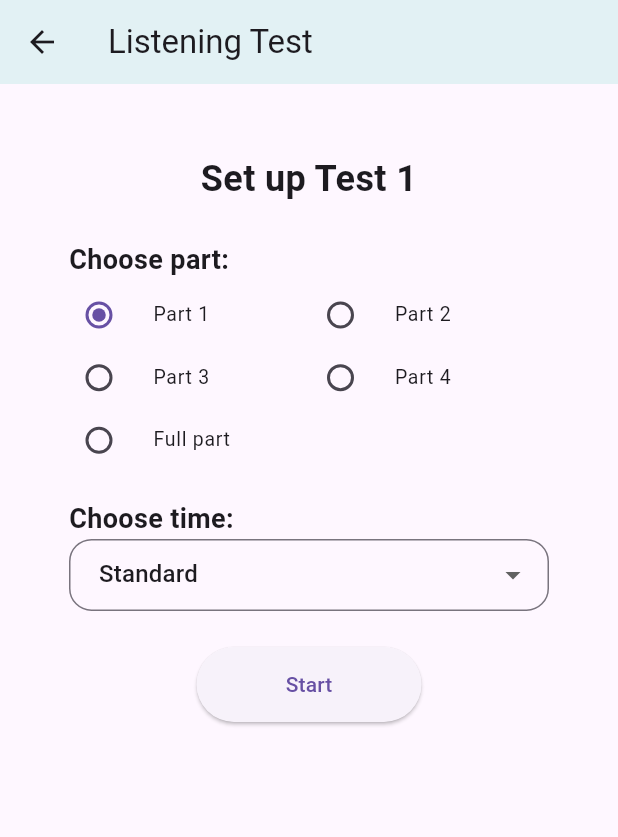
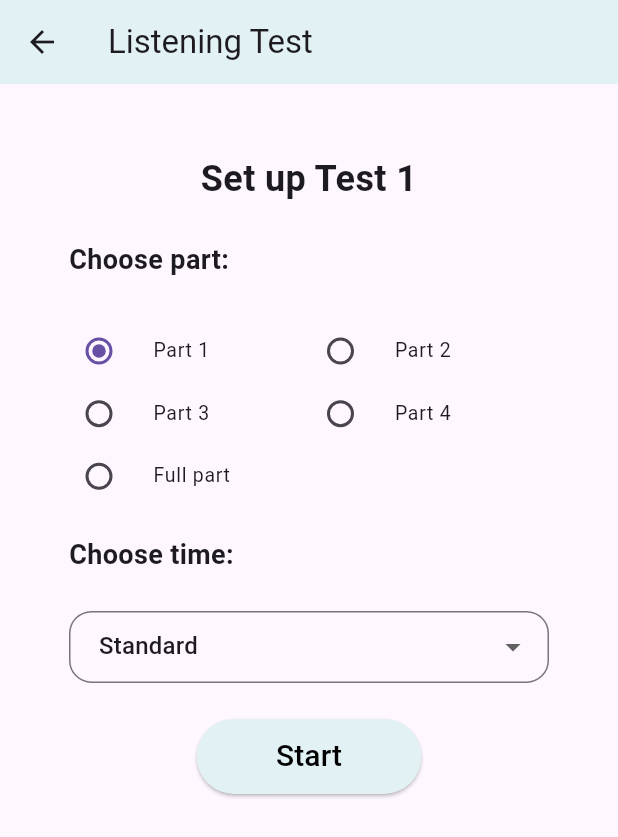
Before and after one commit to huongnguyen213/ielts_practice_flutter_application, a Flutter app: the ListeningListTestPage screen opened directly, after a tap on the "star border" icon, after a tap on "Listening Test 1", on a phone screen of 412 x 824 dp. Shown: the top 837 px of the screen. Run offline on Flutter 3.47's test engine with Material 3 defaults, Android fonts, the phone set to English and light mode, and no system bars; our stand-ins replace audioplayers, bloc, camera, carousel_slider, confetti, equatable and 11 more; missing offline and left inert: flutter_sound; accounts and stored records are empty.

Commit message:
#23 fix style end code

```diff
--- a/lib/page/listening/listening_detail_part3.dart
+++ b/lib/page/listening/listening_detail_part3.dart
@@ -259,7 +259,7 @@ class _Part3PageState extends State<Part3Page> {
                         : userAnswers[index];
                     return ListTile(
                       title: Text(
-                        '${index + 1}: $questionText',
+                        '${index + 1}',
                         style: TextStyle(fontWeight: FontWeight.bold),
                       ),
                       subtitle: Text(answer),
--- a/lib/page/listening/listening_detail_part4.dart
+++ b/lib/page/listening/listening_detail_part4.dart
@@ -265,7 +265,7 @@ class _Part4PageState extends State<Part4Page> {
                         : userAnswers[index];
                     return ListTile(
                       title: Text(
-                        '${index + 1}: $questionText',
+                        '${index + 1}',
                         style: TextStyle(fontWeight: FontWeight.bold),
                       ),
                       subtitle: Text(answer),
--- a/lib/page/listening/listening_list_test.dart
+++ b/lib/page/listening/listening_list_test.dart
@@ -32,24 +32,36 @@ class _ListeningListTestPageState extends State<ListeningListTestPage> {
   Map<String, dynamic>? tests;
   SharedPreferences? _prefs;
   TextEditingController _searchController = TextEditingController();
+  List<String> filteredTestNames = [];
 
   @override
   void initState() {
     super.initState();
     _loadJson();
     _loadPreferences();
+    _searchController.addListener(_filterTests);
   }
 
   Future<void> _loadJson() async {
     String jsonString = await rootBundle.loadString('lib/assets/data/listening.json');
     setState(() {
       tests = jsonDecode(jsonString)['listening'];
+      filteredTestNames = tests!.keys.toList();
     });
   }
 
   Future<void> _loadPreferences() async {
     _prefs = await SharedPreferences.getInstance();
     setState(() {});
+  }
+
+  void _filterTests() {
+    setState(() {
+      String query = _searchController.text.toLowerCase();
+      filteredTestNames = tests!.keys
+          .where((testName) => testName.toLowerCase().contains(query))
+          .toList();
+    });
   }
 
   _toggleFavorite(String testName) async {
@@ -63,8 +75,8 @@ class _ListeningListTestPageState extends State<ListeningListTestPage> {
   Widget build(BuildContext context) {
     return Scaffold(
       appBar: AppBar(
+        backgroundColor: Color(0xffE2F1F4),
         title: Text('Listening Tests'),
-
       ),
       body: tests == null
           ? Center(child: CircularProgressIndicator())
@@ -90,16 +102,13 @@ class _ListeningListTestPageState extends State<ListeningListTestPage> {
                   borderRadius: BorderRadius.circular(10.0),
                 ),
               ),
-              onChanged: (value) {
-                // Implement search functionality here if needed
-              },
             ),
           ),
           Expanded(
             child: ListView.builder(
-              itemCount: tests!.length,
+              itemCount: filteredTestNames.length,
               itemBuilder: (context, index) {
-                String testName = tests!.keys.elementAt(index);
+                String testName = filteredTestNames[index];
                 var test = tests![testName];
                 int score = test['score'];
                 bool isFavorite = _prefs?.getBool(testName) ?? false;
@@ -115,12 +124,7 @@ class _ListeningListTestPageState extends State<ListeningListTestPage> {
                     child: Column(
                       crossAxisAlignment: CrossAxisAlignment.start,
                       children: [
-                        ListTile(
-                          contentPadding: EdgeInsets.zero,
-                          title: Text(
-                            'Listening $testName',
-                            style: TextStyle(fontWeight: FontWeight.bold),
-                          ),
+                        GestureDetector(
                           onTap: () {
                             Navigator.push(
                               context,
@@ -129,7 +133,17 @@ class _ListeningListTestPageState extends State<ListeningListTestPage> {
                               ),
                             );
                           },
-                          trailing: IconButton(
+                          child: Row(
+                            children: [
+
+                              SizedBox(width: 10),
+                              Expanded(
+                                child: Text(
+                                  'Listening $testName',
+                                  style: TextStyle(fontWeight: FontWeight.bold),
+                                ),
+                              ),
+                              IconButton(
                                 icon: Icon(
                                   isFavorite ? Icons.star : Icons.star_border,
                                   color: Colors.yellow,
@@ -137,6 +151,8 @@ class _ListeningListTestPageState extends State<ListeningListTestPage> {
                                 onPressed: () {
                                   _toggleFavorite(testName);
                                 },
+                              ),
+                            ],
                           ),
                         ),
                         Padding(
@@ -167,9 +183,6 @@ class _ListeningListTestPageState extends State<ListeningListTestPage> {
 class ListeningTestSetupPage extends StatefulWidget {
   late String testname;
 
-
-
-
   ListeningTestSetupPage(this.testname);
 
   @override
@@ -179,7 +192,6 @@ class ListeningTestSetupPage extends StatefulWidget {
 class _ListeningTestSetupPageState extends State<ListeningTestSetupPage> {
   String _selectedPart = 'Part 1';
   String _selectedTime = 'Standard';
-
 
   @override
   Widget build(BuildContext context) {
@@ -204,6 +216,7 @@ class _ListeningTestSetupPageState extends State<ListeningTestSetupPage> {
               'Choose part:',
               style: TextStyle(fontSize: 18, fontWeight: FontWeight.bold),
             ),
+            SizedBox(height: 24),
             GridView.count(
               shrinkWrap: true,
               crossAxisCount: 2,
@@ -223,6 +236,7 @@ class _ListeningTestSetupPageState extends State<ListeningTestSetupPage> {
               'Choose time:',
               style: TextStyle(fontSize: 18, fontWeight: FontWeight.bold),
             ),
+            SizedBox(height: 24),
             DropdownButtonFormField<String>(
               value: _selectedTime,
               onChanged: (String? newValue) {
@@ -255,21 +269,31 @@ class _ListeningTestSetupPageState extends State<ListeningTestSetupPage> {
                       selectedPart: _selectedPart,
                       selectedTime: _getTimeValue(_selectedTime),
                       isPlaying: true,
-
                     );
                     Navigator.push(
                       context,
                       MaterialPageRoute(
-                        builder: (context) => testSetup.selectedPart == "Part 1" ?
-                        Part1Page(testSetup):
-                            testSetup.selectedPart == "Part 2"? Part2Page(testSetup): testSetup.selectedPart == "Part 3" ?
-                            Part3Page(testSetup): testSetup.selectedPart == "Part 4" ? Part4Page(testSetup):
-                            FullPartPage(testSetup),
-
+                        builder: (context) => testSetup.selectedPart == "Part 1"
+                            ? Part1Page(testSetup)
+                            : testSetup.selectedPart == "Part 2"
+                            ? Part2Page(testSetup)
+                            : testSetup.selectedPart == "Part 3"
+                            ? Part3Page(testSetup)
+                            : testSetup.selectedPart == "Part 4"
+                            ? Part4Page(testSetup)
+                            : FullPartPage(testSetup),
                       ),
                     );
                   },
-                  child: Text('Start'),
+                  child: Text('Start',style:TextStyle(
+                    fontSize: 20,
+                    color: Colors.black,
+
+                  ),
+                  ),
+                  style: ElevatedButton.styleFrom(
+                    backgroundColor: Color(0xffE2F1F4),
+                  ),
                 ),
               ),
             ),
```
Also changed, not shown: lib/page/listening/listening_detail_fullpart.dart (+16 -4 lines), lib/page/listening/listening_detail_part1.dart (+2 -12 lines), lib/page/listening/listening_detail_part2.dart (+5 -5 lines), lib/page/listening/listening_result_page.dart (deleted, +0 -136 lines), pubspec.lock. Lines whose indentation alone changed are shown as unchanged.
